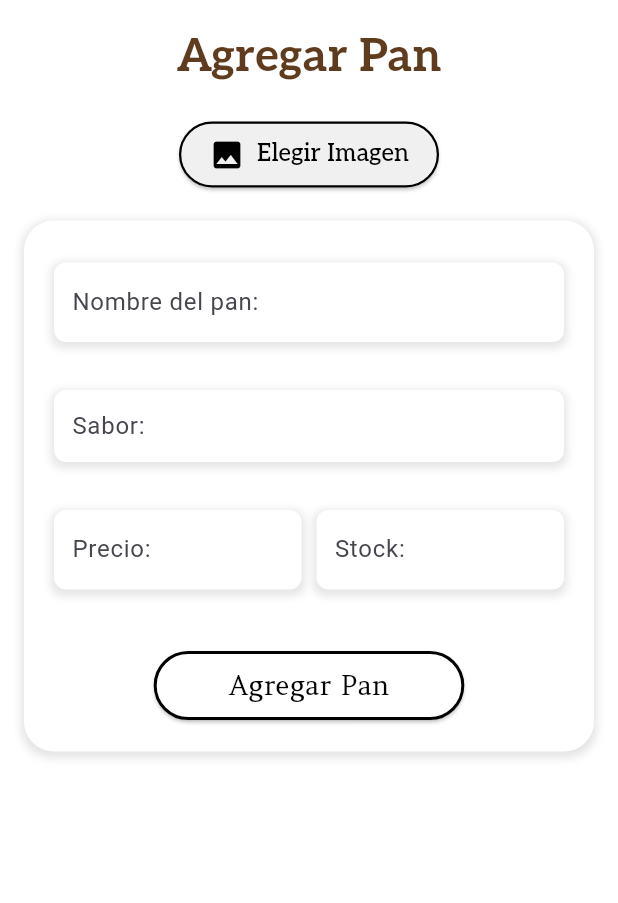
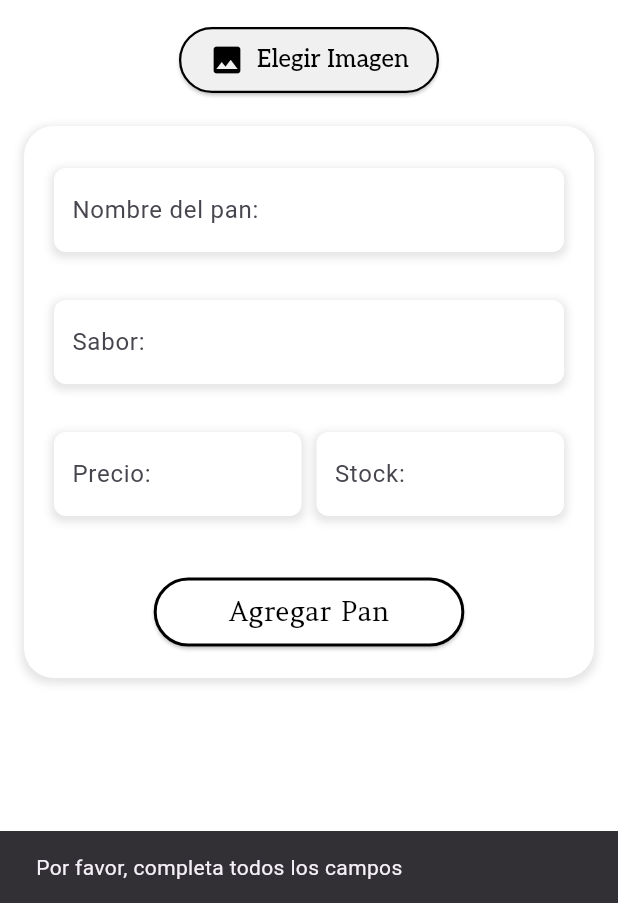
Before and after one commit to LitzyDiaz0/RinconDelPan, a Flutter app: the AgregarPanPage screen opened directly, after a tap on "Agregar Pan", on a phone screen of 412 x 824 dp, the part 333-1236 px from its top. Run offline on Flutter 3.47's test engine with Material 3 defaults, Android fonts, the phone set to English and light mode, and no system bars; our stand-ins replace image_picker, logger, sqflite; accounts and stored records are empty.

Commit message:
insercion correcta de productos y mostrados en inventario

```diff
--- a/lib/database/db_helper.dart
+++ b/lib/database/db_helper.dart
@@ -137,7 +137,6 @@ class DatabaseHelper {
     }
   }
 
-//------metodos productos
 //-----------------METODOS PRODUCTOS
   // Insertar un nuevo producto
   Future<int> insertarProducto(Producto producto) async {
--- a/lib/pages/agregarpan.dart
+++ b/lib/pages/agregarpan.dart
@@ -1,8 +1,85 @@
 import 'package:flutter/material.dart';
+import 'package:image_picker/image_picker.dart';
+import 'dart:io';
+import 'package:logger/logger.dart';
 import './inventario.dart';
+import '../database/db_helper.dart'; // Asegúrate de importar tu DBHelper
+import '../models/producto.dart'; // Asegúrate de importar el modelo Producto
 
-class AgregarPanPage extends StatelessWidget {
+class AgregarPanPage extends StatefulWidget {
   const AgregarPanPage({super.key});
+
+  @override
+  State<AgregarPanPage> createState() => _AgregarPanPageState();
+}
+
+class _AgregarPanPageState extends State<AgregarPanPage> {
+  final _nombreController = TextEditingController();
+  final _saborController = TextEditingController();
+  final _precioController = TextEditingController();
+  final _stockController = TextEditingController();
+  File? _selectedImage;
+
+  final dbHelper = DatabaseHelper();
+
+  Future<void> _pickImage() async {
+    final ImagePicker picker = ImagePicker();
+    final XFile? pickedFile =
+        await picker.pickImage(source: ImageSource.gallery);
+
+    if (pickedFile != null) {
+      setState(() {
+        _selectedImage = File(pickedFile.path);
+      });
+    }
+  }
+
+  Future<void> _agregarProducto() async {
+    final String nombre = _nombreController.text;
+    final String sabor = _saborController.text;
+    final double? precio = double.tryParse(_precioController.text);
+    final int? stock = int.tryParse(_stockController.text);
+
+    if (nombre.isEmpty ||
+        sabor.isEmpty ||
+        precio == null ||
+        stock == null ||
+        _selectedImage == null) {
+      ScaffoldMessenger.of(context).showSnackBar(
+        const SnackBar(content: Text('Por favor, completa todos los campos')),
+      );
+      return;
+    }
+
+    // Crear el producto
+    final Producto nuevoProducto = Producto(
+      nombre: nombre,
+      sabor: sabor,
+      precio: precio,
+      stock: stock,
+      imagen: _selectedImage!.path,
+    );
+
+    // Insertar en la base de datos
+    await dbHelper.insertarProducto(nuevoProducto);
+    var logger = Logger();
+
+    // Usar el logger para imprimir la información
+    logger.i(
+        'Producto registrado: ${nuevoProducto.nombre}, ${nuevoProducto.sabor}, ${nuevoProducto.precio},  ${nuevoProducto.stock},${nuevoProducto.imagen} ');
+
+    // Mostrar confirmación y regresar al inventario
+    // ignore: use_build_context_synchronously
+    ScaffoldMessenger.of(context).showSnackBar(
+      const SnackBar(content: Text('Producto agregado exitosamente')),
+    );
+
+    Navigator.pushReplacement(
+      // ignore: use_build_context_synchronously
+      context,
+      MaterialPageRoute(builder: (context) => const InventarioPage()),
+    );
+  }
 
   @override
   Widget build(BuildContext context) {
@@ -35,27 +112,20 @@ class AgregarPanPage extends StatelessWidget {
                 child: SizedBox(
                   width: 150,
                   height: 150,
-                  child: Image.asset(
-                    'assets/img/logo.png',
-                    fit: BoxFit.cover,
-                  ),
+                  child: _selectedImage == null
+                      ? Image.asset(
+                          'assets/img/logo.png',
+                          fit: BoxFit.cover,
+                        )
+                      : Image.file(
+                          _selectedImage!,
+                          fit: BoxFit.cover,
+                        ),
                 ),
               ),
             ),
-            const Text(
-              'Agregar Pan',
-              style: TextStyle(
-                fontSize: 30,
-                fontFamily: 'Aleo',
-                color: Color.fromRGBO(96, 60, 30, 1),
-                fontWeight: FontWeight.bold,
-              ),
-            ),
-            const SizedBox(height: 20),
             ElevatedButton.icon(
-              onPressed: () {
-                // Aquí se implementará la lógica para abrir la galería/cámara
-              },
+              onPressed: _pickImage,
               style: ElevatedButton.styleFrom(
                 backgroundColor: const Color.fromARGB(
                     255, 240, 240, 240), // Fondo gris claro
@@ -96,25 +166,31 @@ class AgregarPanPage extends StatelessWidget {
                   child: Column(
                     crossAxisAlignment: CrossAxisAlignment.start,
                     children: [
-                      _buildTextField('Nombre del pan:', fontSize: 14),
+                      _buildTextField(
+                        'Nombre del pan:',
+                        controller: _nombreController,
+                      ),
                       const SizedBox(height: 16),
-                      _buildTextField('Sabor:', fontSize: 10),
+                      _buildTextField(
+                        'Sabor:',
+                        controller: _saborController,
+                      ),
                       const SizedBox(height: 16),
                       Row(
                         children: [
                           Expanded(
                             child: _buildTextField(
                               'Precio:',
+                              controller: _precioController,
                               keyboardType: TextInputType.number,
-                              fontSize: 14,
                             ),
                           ),
                           const SizedBox(width: 10),
                           Expanded(
                             child: _buildTextField(
                               'Stock:',
+                              controller: _stockController,
                               keyboardType: TextInputType.number,
-                              fontSize: 14,
                             ),
                           ),
                         ],
@@ -122,9 +198,7 @@ class AgregarPanPage extends StatelessWidget {
                       const SizedBox(height: 32),
                       Center(
                         child: ElevatedButton(
-                          onPressed: () {
-                            // Acción de agregar pan
-                          },
+                          onPressed: _agregarProducto,
                           style: ElevatedButton.styleFrom(
                             foregroundColor: Colors.black,
                             backgroundColor:
@@ -156,8 +230,8 @@ class AgregarPanPage extends StatelessWidget {
 
   Widget _buildTextField(
     String label, {
+    required TextEditingController controller,
     TextInputType keyboardType = TextInputType.text,
-    double fontSize = 16,
   }) {
     return Container(
       margin: const EdgeInsets.symmetric(vertical: 8.0),
@@ -175,8 +249,8 @@ class AgregarPanPage extends StatelessWidget {
         ],
       ),
       child: TextField(
+        controller: controller,
         keyboardType: keyboardType,
-        style: TextStyle(fontSize: fontSize),
         decoration: InputDecoration(
           labelText: label,
           border: InputBorder.none,
```
Also changed, not shown: lib/pages/editarpan.dart (added, +142 -0 lines), lib/pages/inventario.dart (+42 -17 lines).
